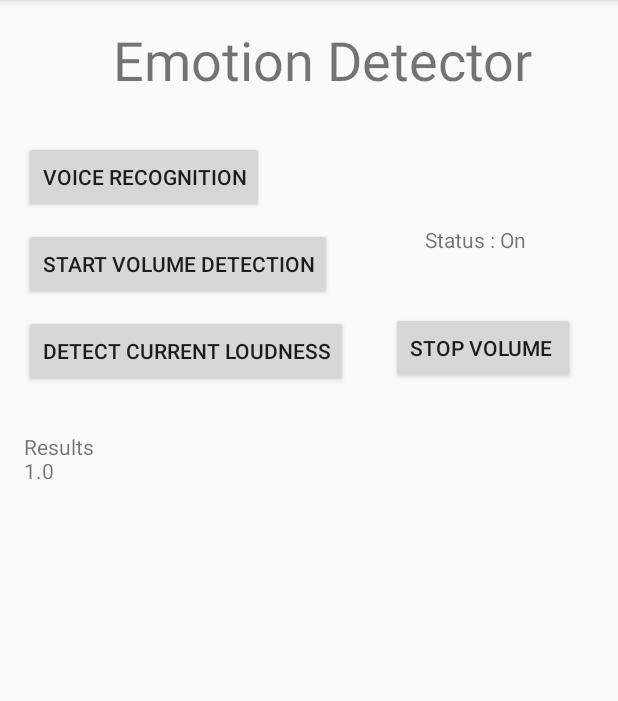
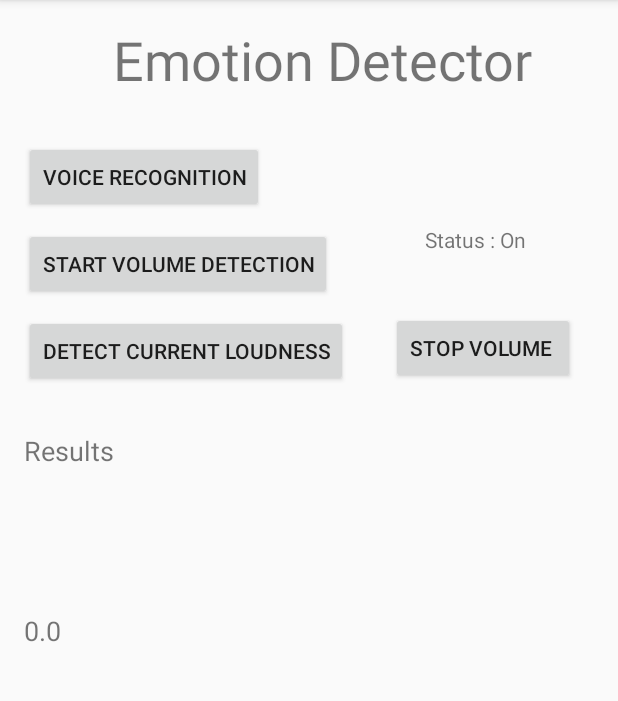
Before and after one commit to Aamir-Tufail-Ahmad/SR-Project, an Android app: the screen it shows after launch (MainActivity), after a tap on "START VOLUME DETECTION", on a phone screen of 412 x 824 dp, the part 84-785 px from its top. Run offline under Robolectric (Android 15) with nearby library versions, the phone set to English and light mode, and no system bars; 2 other taps on this screen came first.

Commit message:
Updated UI
Volume has separate display

```diff
--- a/SR/app/src/main/java/com/example/srproject/MainActivity.java
+++ b/SR/app/src/main/java/com/example/srproject/MainActivity.java
@@ -20,14 +20,19 @@ import java.io.IOException;
 import java.util.ArrayList;
 import java.util.Locale;
 
+import static java.lang.Thread.sleep;
+
 public class MainActivity extends AppCompatActivity {
 
     int SpeeckRecognitionCode=1234;
     MediaRecorder myAudioRecorder;
     Button VoiceRecognition;
     Button start,sample,stop;
-    TextView DisplayText,statusText;
+    TextView DisplayText,statusText,VolumeText;
     String AudioSavePathInDevice="";
+    Thread VolumeThread;
+    double VolumeLevel;
+    ArrayList<String> result;
 
     @Override
     protected void onCreate(Bundle savedInstanceState) {
@@ -40,10 +45,6 @@ public class MainActivity extends AppCompatActivity {
             ActivityCompat.requestPermissions(
                     this,new String[] {Manifest.permission.RECORD_AUDIO,Manifest.permission.WRITE_EXTERNAL_STORAGE},1);
         }
-    }
-
-    protected void onResume(){
-        super.onResume();
         myAudioRecorder=new MediaRecorder();
         VoiceRecognition=findViewById(R.id.button1);
         start=findViewById(R.id.button3);
@@ -51,7 +52,14 @@ public class MainActivity extends AppCompatActivity {
         stop=findViewById(R.id.button4);
         statusText=findViewById(R.id.textView3);
         DisplayText=findViewById(R.id.textView2);
+        VolumeText=findViewById(R.id.textView4);
         DisplayText.setMovementMethod(new ScrollingMovementMethod());
+    }
+
+    protected void onResume(){
+        super.onResume();
+
+
 
         VoiceRecognition.setOnClickListener(new  View.OnClickListener() {
             @Override
@@ -65,14 +73,17 @@ public class MainActivity extends AppCompatActivity {
             public void onClick(View view) {
                 Log.e("My Activity","Started Recording for Volume");
                 start();
+                ThreadCreatorFunction();
+                VolumeThread.start();
                 statusText.setText("Status : On");
             }
         });
         sample.setOnClickListener(new  View.OnClickListener() {
             @Override
             public void onClick(View view) {
-                Log.e("My Activity","Stopped Recording for Volume");
-                DisplayText.setText(DisplayText.getText()+"\n"+getAmplitude());
+                Log.e("My Activity","Sample Recording for Volume");
+                VolumeLevel=getAmplitude();
+                VolumeText.setText(""+VolumeLevel);
 
             }
         });
@@ -82,6 +93,22 @@ public class MainActivity extends AppCompatActivity {
                 Log.e("My Activity","Stopped Recording for Volume");
                 stop();
                 statusText.setText("Status : Off");
+            }
+        });
+    }
+
+    void ThreadCreatorFunction(){
+        VolumeThread=new Thread(new Runnable() {
+            public void run(){
+                while(mRecorder != null){
+                    VolumeLevel=getAmplitude();
+                    VolumeText.setText(""+VolumeLevel);
+                    try {
+                        sleep(1000);
+                    } catch (InterruptedException e) {
+                        e.printStackTrace();
+                    }
+                }
             }
         });
     }
@@ -110,7 +137,7 @@ public class MainActivity extends AppCompatActivity {
         if (requestCode == SpeeckRecognitionCode) {
             // Make sure the request was successful
             if (resultCode == RESULT_OK) {
-                ArrayList<String> result=data.getStringArrayListExtra(RecognizerIntent.EXTRA_RESULTS);
+                result=data.getStringArrayListExtra(RecognizerIntent.EXTRA_RESULTS);
                 DisplayText.setText(result.get(0));
             }
         }
--- a/SR/app/src/main/res/layout/activity_main.xml
+++ b/SR/app/src/main/res/layout/activity_main.xml
@@ -61,7 +61,7 @@
 
     <TextView
         android:id="@+id/textView2"
-        android:layout_width="300dp"
+        android:layout_width="0dp"
         android:layout_height="100dp"
         android:layout_marginStart="16dp"
         android:layout_marginLeft="16dp"
@@ -73,6 +73,7 @@
         android:scrollbarAlwaysDrawVerticalTrack="true"
         android:scrollbars="vertical"
         android:text="Results"
+        android:textSize="18sp"
         android:verticalScrollbarPosition="defaultPosition"
         android:visibility="visible"
         app:layout_constraintBottom_toBottomOf="parent"
@@ -109,6 +110,22 @@
         app:layout_constraintEnd_toEndOf="parent"
         app:layout_constraintStart_toEndOf="@+id/button3"
         app:layout_constraintTop_toBottomOf="@+id/button1" />
+
+    <TextView
+        android:id="@+id/textView4"
+        android:layout_width="0dp"
+        android:layout_height="wrap_content"
+        android:layout_marginStart="16dp"
+        android:layout_marginLeft="16dp"
+        android:layout_marginTop="20dp"
+        android:layout_marginEnd="8dp"
+        android:layout_marginRight="8dp"
+        android:text="TextView"
+        android:textSize="18sp"
+        app:layout_constraintEnd_toEndOf="parent"
+        app:layout_constraintHorizontal_bias="0.0"
+        app:layout_constraintStart_toStartOf="parent"
+        app:layout_constraintTop_toBottomOf="@+id/textView2" />
     android:scrollbars = "vertical"
 
 </android.support.constraint.ConstraintLayout>
```
